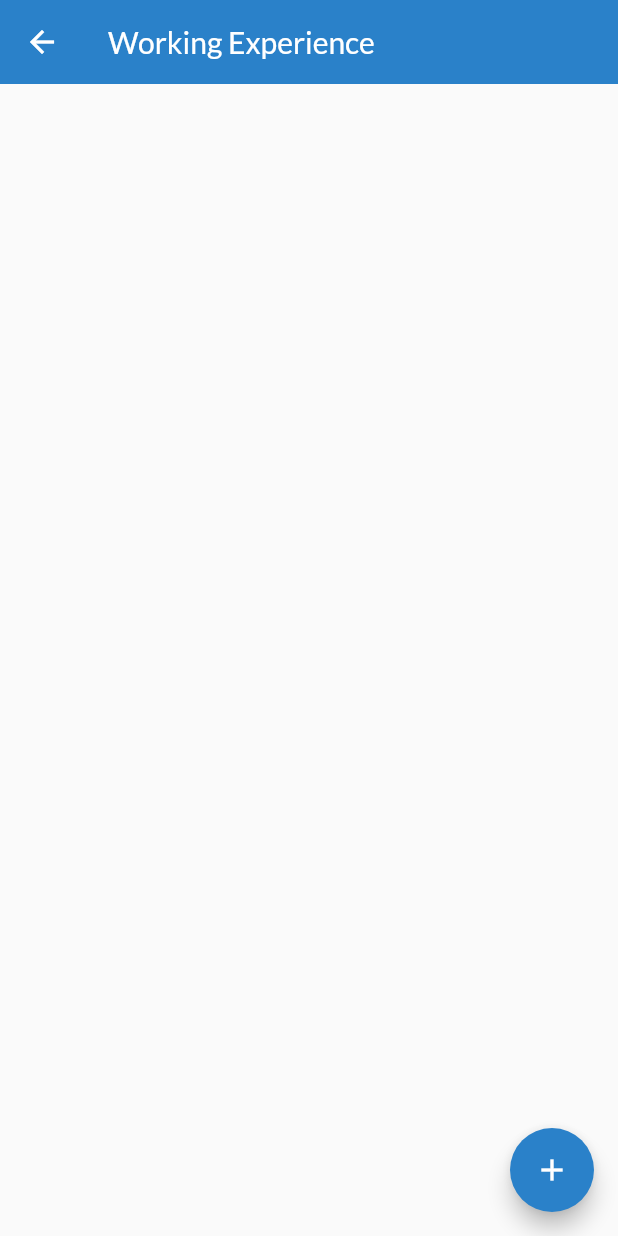
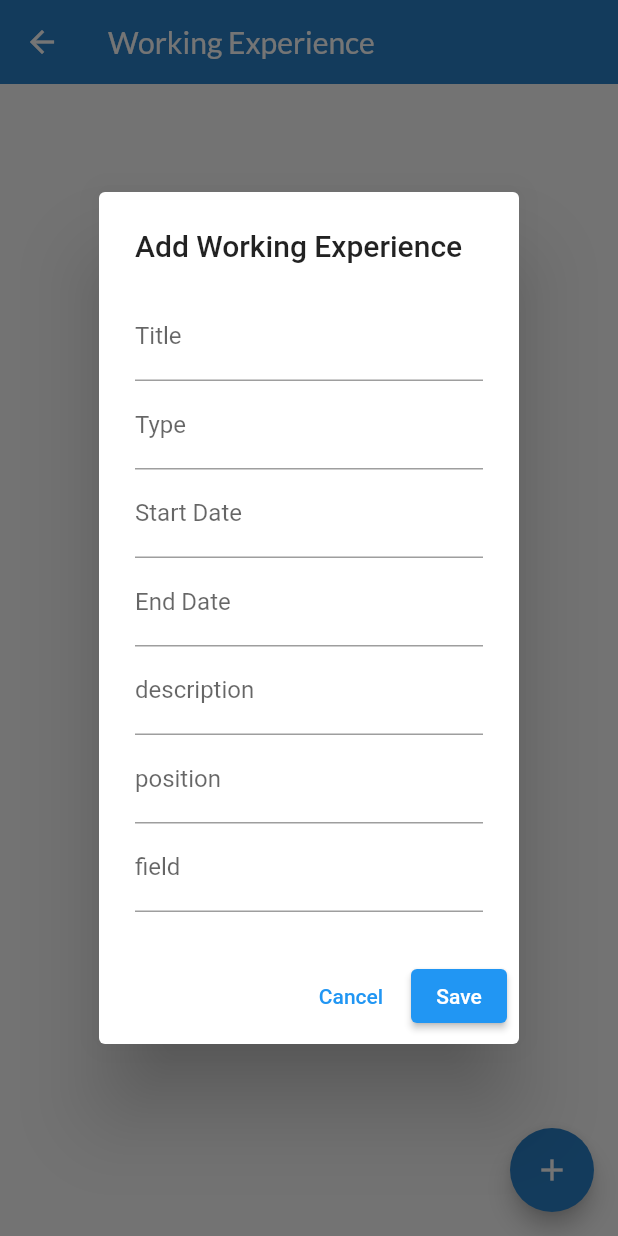
Before and after one commit to ampaignitious/ippu, a Flutter app: the WorkExperience screen opened directly, after a tap on the "add" icon, on a phone screen of 412 x 824 dp. Run offline on Flutter 3.47's test engine with Material 2 defaults, Android fonts, the phone set to English and light mode, and no system bars; our stand-ins replace dio, fl_chart, flutter_html, fluttertoast, google_fonts, image_picker and 2 more; accounts and stored records are empty; generated files the repository leaves out were written again; network calls fail.

Commit message:
added the work experience registration page

```diff
--- a/lib/Screens/WorkExperience.dart
+++ b/lib/Screens/WorkExperience.dart
@@ -1,4 +1,5 @@
 import 'dart:convert';
+import 'package:fluttertoast/fluttertoast.dart';
 import 'package:http/http.dart' as http;
 
 import 'package:flutter/material.dart';
@@ -16,6 +17,18 @@ class WorkExperience extends StatefulWidget {
 class _WorkExperienceState extends State<WorkExperience> {
    @override
     late Future<List<WorkingExperience>> WorkingExperienceFuture;
+  TextEditingController _title = TextEditingController();
+TextEditingController _type = TextEditingController();
+TextEditingController _startDate = TextEditingController();
+TextEditingController _endDate = TextEditingController();
+TextEditingController _points = TextEditingController();
+TextEditingController _field = TextEditingController();
+TextEditingController _userId = TextEditingController();
+TextEditingController _description = TextEditingController();
+TextEditingController _position  = TextEditingController();
+
+
+
 
   @override
   void initState() {
@@ -23,7 +36,7 @@ class _WorkExperienceState extends State<WorkExperience> {
     WorkingExperienceFuture = fetchWorkingExperience();
 
   }
-  //
+  //  a function to fetch working experience
   Future<List<WorkingExperience>> fetchWorkingExperience() async {
   final userData = Provider.of<UserProvider>(context, listen: false).user;
   final userId = userData?.id;
@@ -69,9 +82,57 @@ class _WorkExperienceState extends State<WorkExperience> {
 }
 
   //
+
+  // function to add a work experienc
+  Future<void> addEducationBackground({
+  required String title,
+  required String type,
+  required String startDate,
+  required String endDate,
+  required String description,
+  required String position,
+  required String field,
+  required int id,
+}) async {
+  final String apiUrl = 'http://app.ippu.or.ug/api/work-experience';
+
+  final Map<String, dynamic> requestData = {
+    "title": title,
+    "type": type,
+    "start_date": startDate,
+    "end_date": endDate,
+    "description": description,
+    "position" :position,
+    "field":field,
+    "id": id,
+  };
+print(requestData);
+  final response = await http.post(
+    Uri.parse(apiUrl),
+    body: json.encode(requestData),
+    headers: {
+      'Content-Type': 'application/json',
+    },
+  );
+
+  if (response.statusCode == 200) {
+    // Education background added successfully
+    print('Experience added successfully');
+    showBottomNotification('Experience added successfully');
+
+
+  } else {
+    // Error handling for the failed request
+    print('Failed to add education background: ${response.statusCode}');
+  }
+}
+  //
+  //
   Widget build(BuildContext context) {
     final size = MediaQuery.of(context).size;
     return Scaffold(
+            resizeToAvoidBottomInset: false,
+
       appBar:AppBar(
         title: Text("Working Experience", style: GoogleFonts.lato(),),
         backgroundColor: Color.fromARGB(255, 42, 129, 201),
@@ -80,9 +141,8 @@ class _WorkExperienceState extends State<WorkExperience> {
       floatingActionButton: FloatingActionButton(
         backgroundColor: Color.fromARGB(255, 42, 129, 201),
         child: Icon(Icons.add),
-        onPressed: (){
-
-      }),
+         onPressed: _showAddEducationDialog,
+        tooltip: 'Add working experience',),
       body: Column(
         children: [
           Center(
@@ -275,6 +335,92 @@ class _WorkExperienceState extends State<WorkExperience> {
     return words.take(wordCount).join(' ') + '......';
   }
 }
+
+//
+
+//
+
+  void _showAddEducationDialog() {
+    showDialog(
+      context: context,
+      builder: (BuildContext context) {
+        final userData = Provider.of<UserProvider>(context).user;
+        return AlertDialog(
+          title: Text('Add Working Experience'),
+          content: SingleChildScrollView(
+            child: Column(
+              crossAxisAlignment: CrossAxisAlignment.start,
+              children: [
+                TextField(
+                  decoration: InputDecoration(labelText: 'Title'),
+                  controller: _title,
+                ),
+                TextField(
+                  decoration: InputDecoration(labelText: 'Type'),
+                  controller: _type,
+                ),
+                TextField(
+                  decoration: InputDecoration(labelText: 'Start Date'),
+                  controller: _startDate,
+                ),
+                TextField(
+                  decoration: InputDecoration(labelText: 'End Date'),
+                  controller: _endDate,
+                ),
+                TextField(
+                  decoration: InputDecoration(labelText: 'description'),
+                  controller: _description,
+                ),
+                TextField(
+                  decoration: InputDecoration(labelText: 'position'),
+                  controller: _position,
+                ),
+                TextField(
+                  decoration: InputDecoration(labelText: 'field'),
+                  controller: _field,
+                ),
+              ],
+            ),
+          ),
+          actions: [
+            TextButton(
+              onPressed: () {
+                Navigator.of(context).pop();
+              },
+              child: Text('Cancel'),
+            ),
+            ElevatedButton(
+              onPressed: () {
+                // Save education details and close dialog
+               addEducationBackground(
+               title: _title.text,
+               field: _field.text,
+               position: _position.text,
+                type: _type.text,
+                startDate: _startDate.text,
+                endDate: _endDate.text,
+                description: _description.text,
+                id: userData!.id,
+                );
+                Navigator.of(context).pop();
+              },
+              child: Text('Save'),
+            ),
+          ],
+        );
+      },
+    );
+  }
+//
+void showBottomNotification(String message) {
+  Fluttertoast.showToast(
+    msg: message,
+    toastLength: Toast.LENGTH_SHORT,
+    gravity: ToastGravity.BOTTOM,
+    backgroundColor: Colors.black,
+    textColor: Colors.white,
+  );
+}
   //
 }
 
--- a/lib/Widgets/CpdsScreenWidgets/AttendedCpdsScreen.dart
+++ b/lib/Widgets/CpdsScreenWidgets/AttendedCpdsScreen.dart
@@ -30,7 +30,7 @@ class _AttendedCpdsScreenState extends State<AttendedCpdsScreen> {
 
           Divider(),
           Container(
-            height: size.height*0.90,
+            height: size.height*0.70,
             width: double.maxFinite,
 
             child: attendedCpdListBuilder(),
--- a/pubspec.yaml
+++ b/pubspec.yaml
@@ -31,7 +31,7 @@ dependencies:
   flutter_html:
   google_fonts: ^4.0.4
   http:
-  pdf:
+  flutter_pdfview:
   fl_chart:
   fluttertoast:
   provider:
```
Also changed, not shown: lib/Widgets/CpdsScreenWidgets/AttendedSingleCpdDisplay.dart (+17 -17 lines), lib/Widgets/CpdsScreenWidgets/attendedCpdListHorizontalView.dart (+28 -23 lines), lib/Widgets/EventsScreenWidgets/AttendedEventSIngleDisplayScreen.dart (+23 -24 lines), lib/Widgets/HomeScreenWidgets/SecondSetOfRows.dart (+21 -16 lines), pubspec.lock.
